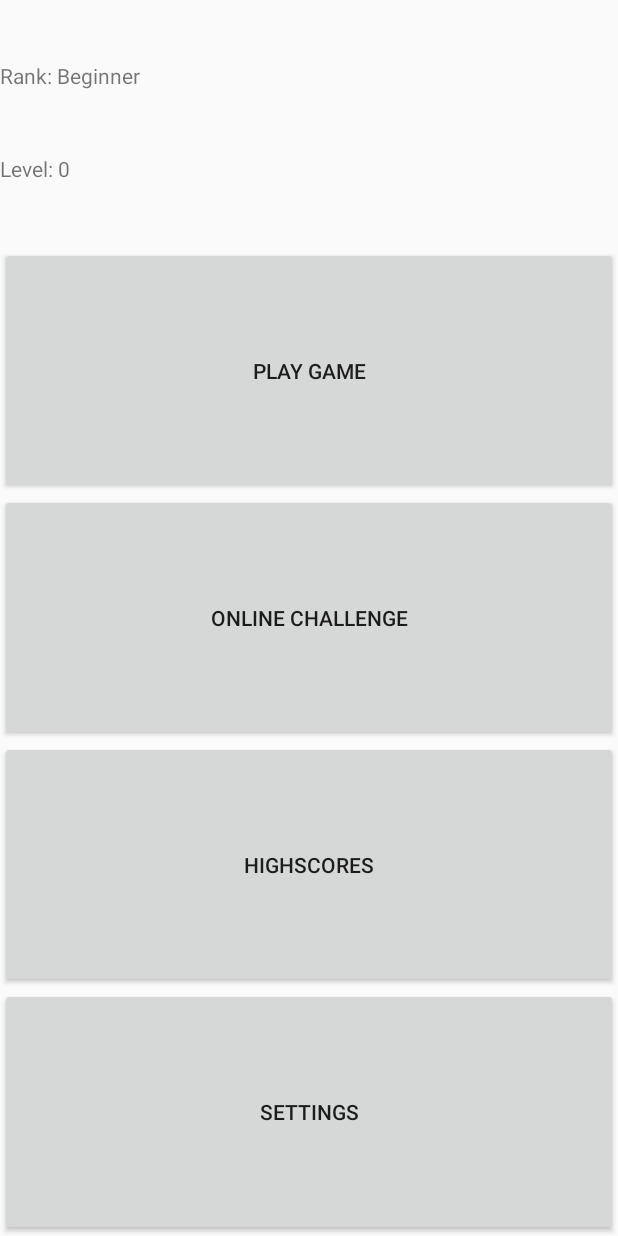
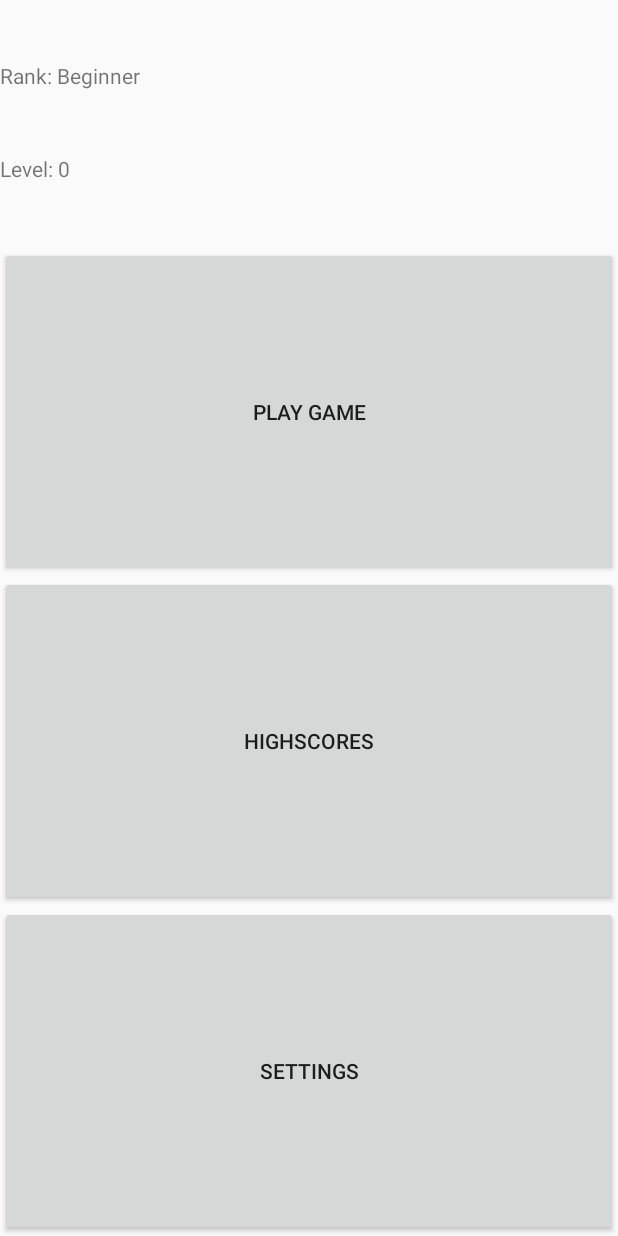
Before and after one commit to rubenbaskaran/MemorySpeedChallenge, an Android app: the screen it shows after launch (HomeActivity), on a phone screen of 412 x 824 dp. Run offline under Robolectric (Android 15) with nearby library versions, the phone set to English and light mode, and no system bars.

Commit message:
Removed online challenge

```diff
--- a/app/src/main/java/rubenbaskaran/com/memoryspeedchallenge/Activities/GameActivity.java
+++ b/app/src/main/java/rubenbaskaran/com/memoryspeedchallenge/Activities/GameActivity.java
@@ -124,7 +124,6 @@ public class GameActivity extends Activity
                     @Override
                     public void onClick(DialogInterface dialog, int which)
                     {
-                        WaitOneSecond();
                         Intent i = new Intent(getApplicationContext(), HomeActivity.class);
                         startActivity(i);
                     }
--- a/app/src/main/res/layout/activity_game.xml
+++ b/app/src/main/res/layout/activity_game.xml
@@ -309,7 +309,8 @@
                     android:id="@+id/scoreTextView"
                     android:layout_width="match_parent"
                     android:layout_height="0dp"
-                    android:layout_weight="1"/>
+                    android:layout_weight="1"
+                    android:gravity="center"/>
 
                 <Button
                     android:id="@+id/startGameBtn"
--- a/app/src/main/res/layout/activity_home.xml
+++ b/app/src/main/res/layout/activity_home.xml
@@ -47,54 +47,28 @@
     <LinearLayout
         android:layout_width="match_parent"
         android:layout_height="0dp"
-        android:layout_weight="1"
-        android:orientation="horizontal">
+        android:layout_weight="4"
+        android:orientation="vertical"
+        android:weightSum="3">
 
         <Button
             android:layout_width="match_parent"
-            android:layout_height="match_parent"
-            android:text="Play Game"
-            android:onClick="OpenGameActivity"/>
-
-    </LinearLayout>
-
-    <LinearLayout
-        android:layout_width="match_parent"
-        android:layout_height="0dp"
-        android:layout_weight="1"
-        android:orientation="horizontal">
+            android:layout_height="0dp"
+            android:layout_weight="1"
+            android:onClick="OpenGameActivity"
+            android:text="Play Game"/>
 
         <Button
             android:layout_width="match_parent"
-            android:layout_height="match_parent"
-            android:text="Online Challenge"/>
-
-    </LinearLayout>
-
-    <LinearLayout
-        android:layout_width="match_parent"
-        android:layout_height="0dp"
-        android:layout_weight="1"
-        android:orientation="horizontal">
+            android:layout_height="0dp"
+            android:layout_weight="1"
+            android:text="Highscores"/>
 
         <Button
             android:layout_width="match_parent"
-            android:layout_height="match_parent"
-            android:text="Highscores"/>
-
-    </LinearLayout>
-
-    <LinearLayout
-        android:layout_width="match_parent"
-        android:layout_height="0dp"
-        android:layout_weight="1"
-        android:orientation="horizontal">
-
-        <Button
-            android:layout_width="match_parent"
-            android:layout_height="match_parent"
+            android:layout_height="0dp"
+            android:layout_weight="1"
             android:text="Settings"/>
 
     </LinearLayout>
-
 </LinearLayout>
```
